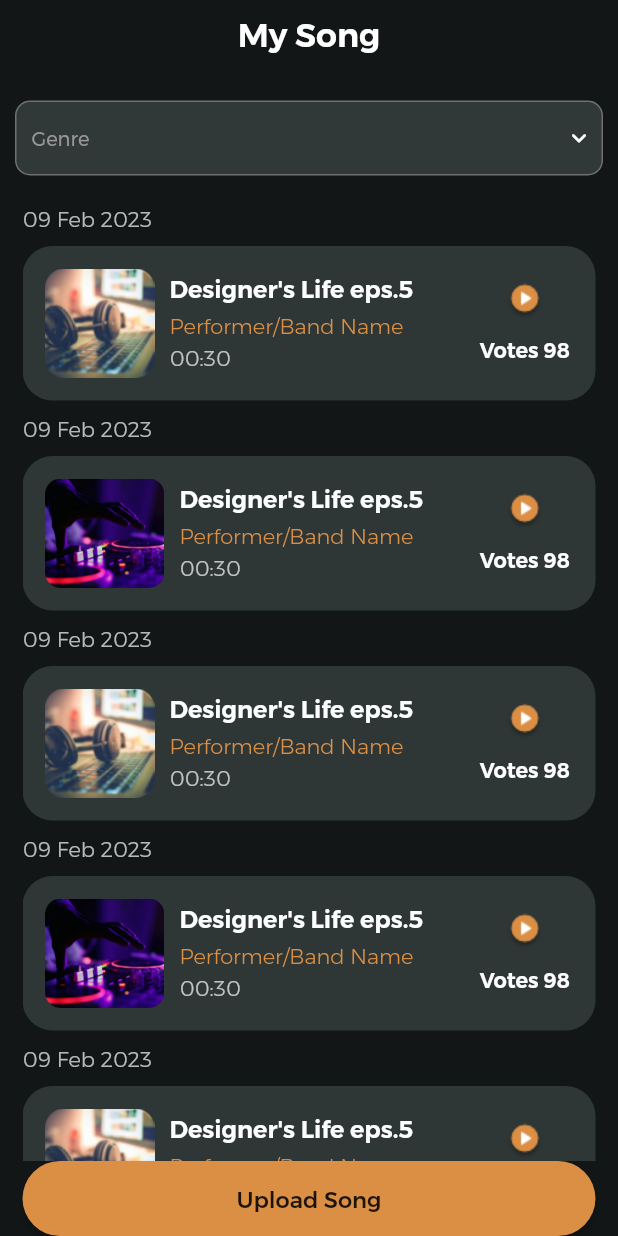
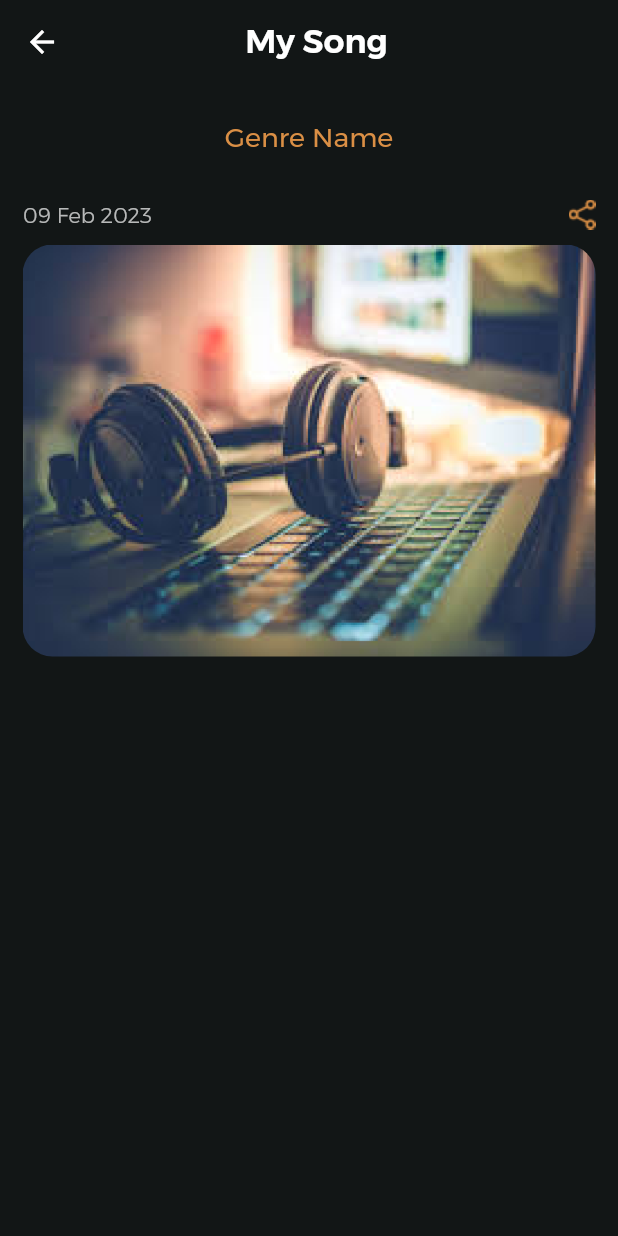
Before and after one commit to mehroshkw/battle-of-bands, a Flutter app: the AllSongsScreen screen opened directly, after a tap on "Upload Song", on a phone screen of 412 x 824 dp. Run offline on Flutter 3.47's test engine with Material 2 defaults, Android fonts, the light colour scheme and no system bars; our stand-ins replace equatable, flutter_bloc.

Commit message:
new screen

```diff
--- a/lib/common/custom_appbar.dart
+++ b/lib/common/custom_appbar.dart
@@ -97,3 +97,41 @@ class AppBarWithGenre extends StatelessWidget with PreferredSizeWidget {
   @override
   Size get preferredSize => const Size.fromHeight(kToolbarHeight);
 }
+
+class CustomAppbar extends StatelessWidget with PreferredSizeWidget {
+  final String screenName;
+
+  const CustomAppbar({
+    required this.screenName,
+
+  });
+
+  @override
+  Widget build(BuildContext context) {
+    return AppBar(
+      elevation: 0,
+      centerTitle: true,
+      backgroundColor: Constants.scaffoldColor,
+      automaticallyImplyLeading: false,
+      title: Padding(
+        padding: const EdgeInsets.only(left: 10),
+        child:
+            Text(
+              screenName,
+              style: const TextStyle(
+                color: Constants.colorOnSurface,
+                fontFamily: Constants.montserratSemibold,
+                fontSize: 22,
+              ),
+        ),
+      ),
+     leading: IconButton(
+        icon: const Icon(Icons.arrow_back, color:Constants.colorOnSurface),
+    onPressed: () => Navigator.of(context).pop(),
+    ),
+    );
+  }
+
+  @override
+  Size get preferredSize => const Size.fromHeight(kToolbarHeight);
+}
--- a/lib/main.dart
+++ b/lib/main.dart
@@ -6,6 +6,7 @@ import 'package:battle_of_bands/ui/auth/signup/signup_bloc.dart';
 import 'package:battle_of_bands/ui/auth/signup/signup_screen.dart';
 import 'package:battle_of_bands/ui/main/main_bloc.dart';
 import 'package:battle_of_bands/ui/main/main_screen.dart';
+import 'package:battle_of_bands/ui/my_song_details/my_song_details.dart';
 import 'package:battle_of_bands/ui/splash_screen.dart';
 import 'package:battle_of_bands/util/app_strings.dart';
 import 'package:battle_of_bands/util/constants.dart';
@@ -54,8 +55,9 @@ ThemeData _buildAppThemeData() {
 }
 
 class _AppRouter {
-  Route _getPageRoute(Widget screen) =>
-      Platform.isIOS ? CupertinoPageRoute(builder: (_) => screen) : MaterialPageRoute(builder: (_) => screen);
+  Route _getPageRoute(Widget screen) => Platform.isIOS
+      ? CupertinoPageRoute(builder: (_) => screen)
+      : MaterialPageRoute(builder: (_) => screen);
 
   Route? onGenerateRoute(RouteSettings settings) {
     switch (settings.name) {
@@ -67,17 +69,28 @@ class _AppRouter {
       case LoginScreen.route:
         {
           const screen = LoginScreen();
-          return MaterialPageRoute(builder: (_) => BlocProvider(create: (_) => LoginBloc(), child: screen));
+          return MaterialPageRoute(
+              builder: (_) =>
+                  BlocProvider(create: (_) => LoginBloc(), child: screen));
         }
-        case SignupScreen.route:
+      case SignupScreen.route:
         {
           const screen = SignupScreen();
-          return MaterialPageRoute(builder: (_) => BlocProvider(create: (_) => SignupBloc(), child: screen));
+          return MaterialPageRoute(
+              builder: (_) =>
+                  BlocProvider(create: (_) => SignupBloc(), child: screen));
         }
-        case MainScreen.route:
+      case MainScreen.route:
         {
           const screen = MainScreen();
-          return MaterialPageRoute(builder: (_) => BlocProvider(create: (_) => MainScreenBloc(), child: screen));
+          return MaterialPageRoute(
+              builder: (_) =>
+                  BlocProvider(create: (_) => MainScreenBloc(), child: screen));
+        }
+      case MySongDetailScreen.route:
+        {
+          const screen = MySongDetailScreen();
+          return _getPageRoute(screen);
         }
     }
     return null;
--- a/lib/ui/main/nav_items/all_songs/all_songs_screen.dart
+++ b/lib/ui/main/nav_items/all_songs/all_songs_screen.dart
@@ -1,4 +1,5 @@
 import 'package:battle_of_bands/extension/context_extension.dart';
+import 'package:battle_of_bands/ui/my_song_details/my_song_details.dart';
 import 'package:flutter/material.dart';
 import 'package:flutter_bloc/flutter_bloc.dart';
 
@@ -106,7 +107,9 @@ class AllSongsScreen extends StatelessWidget {
           SizedBox(
             width: size.width-30,
             height: 50,
-            child: AppButton(text: 'Upload Song', onClick: (){},
+            child: AppButton(text: 'Upload Song', onClick: (){
+              Navigator.pushNamed(context, MySongDetailScreen.route);
+            },
             color: Constants.colorPrimary,
             ),
           )
--- a/lib/ui/my_song_details/my_song_details.dart
+++ b/lib/ui/my_song_details/my_song_details.dart
@@ -0,0 +1,64 @@
+import 'package:battle_of_bands/extension/context_extension.dart';
+import 'package:battle_of_bands/util/app_strings.dart';
+import 'package:flutter/material.dart';
+import '../../common/custom_appbar.dart';
+import '../../util/constants.dart';
+
+class MySongDetailScreen extends StatelessWidget {
+  static const String route = '/my_song_details_screen';
+
+  const MySongDetailScreen({Key? key}) : super(key: key);
+
+  @override
+  Widget build(BuildContext context) {
+    final size = context.screenSize;
+    return  Scaffold(
+      appBar: const CustomAppbar(screenName: AppText.MY_SONG,),
+      body: Padding(
+        padding: const EdgeInsets.all(15.0),
+        child: Column(
+          children: [
+            Container(
+              alignment: Alignment.center,
+              padding: const EdgeInsets.all(10.0),
+              child: const Text(
+                AppText.GENRE_NAME,
+                style: TextStyle(
+                  fontFamily: Constants.montserratRegular,
+                  color: Constants.colorPrimary,
+                  fontSize: 18
+                ),
+              ),
+            ),
+            SizedBox(height: 20,),
+            Row(
+              mainAxisAlignment: MainAxisAlignment.spaceBetween,
+              children: [
+                Text(
+                  AppText.DATE,
+                  style: TextStyle(
+                    fontFamily: Constants.montserratLight,
+                    color: Constants.colorOnSurface.withOpacity(0.7),
+                  ),
+                ),
+                Image.asset('assets/share.png'),
+              ],
+            ),
+        SizedBox(height: 10,),
+        Container(
+          width: size.width-20,
+          height: size.height/3,
+          decoration:  BoxDecoration(
+            image: DecorationImage(
+              image: AssetImage('assets/song_img.png'),
+              fit: BoxFit.cover,
+            ),
+            borderRadius: BorderRadius.circular(20)
+          ),
+        )
+          ],
+        ),
+      )
+    );
+  }
+}
--- a/lib/util/app_strings.dart
+++ b/lib/util/app_strings.dart
@@ -43,6 +43,8 @@ abstract class AppText {
   static const String VOTES = 'Votes 98';
   static const String TODAY = 'Today';
   static const String DATE = '09 Feb 2023';
+/// my song details screen
+  static const String GENRE_NAME = 'Genre Name';
 
   /// errors
   static const String INVALID_EMAIL = 'Invalid Email Address';
```
